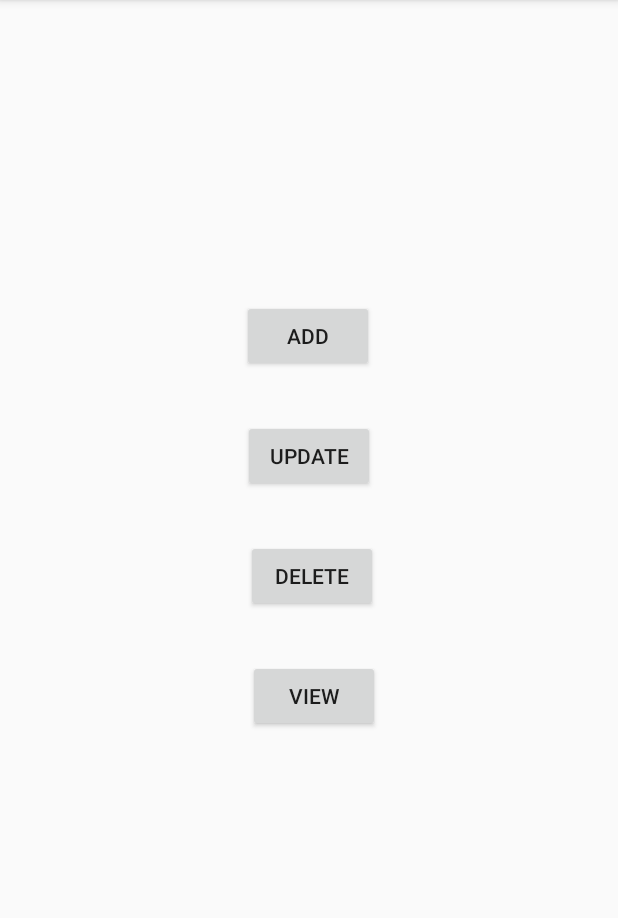
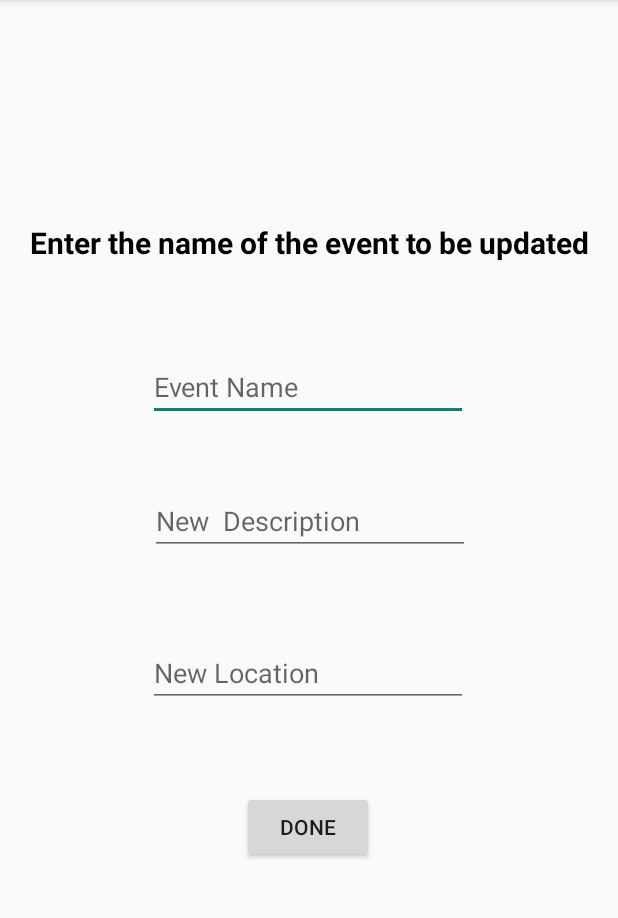
Before and after one commit to amishas1125/remindMe, an Android app: the Events_page screen opened directly, with no data from a screen before it, after a tap on "UPDATE", on a phone screen of 412 x 824 dp, the part 84-1002 px from its top. Run offline under Robolectric (Android 15) with nearby library versions, the phone set to English and light mode, and no system bars; our stand-ins replace Firebase (no records; nobody signed in at launch, a user with empty details on screens opened directly).

Commit message:
Updatedone

```diff
--- a/app/build.gradle
+++ b/app/build.gradle
@@ -47,7 +47,8 @@ dependencies {
     implementation 'com.google.firebase:firebase-firestore-ktx:24.4.4'
     implementation platform('com.google.firebase:firebase-bom:31.2.3') //a
     implementation 'com.google.firebase:firebase-auth-ktx' //a
-    implementation 'com.google.android.gms:play-services-auth:20.4.1' //a
+    implementation 'com.google.android.gms:play-services-auth:20.4.1'
+    implementation 'androidx.cardview:cardview:1.0.0'//a
     testImplementation 'junit:junit:4.13.2'
     androidTestImplementation 'androidx.test.ext:junit:1.1.3'
     androidTestImplementation 'androidx.test.espresso:espresso-core:3.4.0'
--- a/app/src/main/java/com/example/remindme/Events_page.kt
+++ b/app/src/main/java/com/example/remindme/Events_page.kt
@@ -1,11 +1,8 @@
 package com.example.remindme
 
-import android.content.ContentUris
 import android.content.Intent
-import android.net.Uri
 import androidx.appcompat.app.AppCompatActivity
 import android.os.Bundle
-import android.provider.CalendarContract
 import android.widget.Button
 import kotlinx.android.synthetic.main.activity_events_page.*
 
@@ -20,9 +17,9 @@ class Events_page : AppCompatActivity() {
             startActivity(Intent)
         }
 
-        button2.setOnClickListener{
-
-
+        updatebtn.setOnClickListener{
+            val Intent = Intent(this, update::class.java)
+            startActivity(Intent)
 //            val eventID: Long = 208
 //            val uri: Uri = ContentUris.withAppendedId(CalendarContract.Events.CONTENT_URI, eventID)
 //            val intent = Intent(Intent.ACTION_EDIT)
--- a/app/src/main/java/com/example/remindme/register.kt
+++ b/app/src/main/java/com/example/remindme/register.kt
@@ -6,6 +6,7 @@ import android.os.Bundle
 import android.widget.Toast
 import com.google.firebase.auth.FirebaseAuth
 import com.google.firebase.firestore.FirebaseFirestore
+import kotlinx.android.synthetic.main.activity_add_events.*
 import kotlinx.android.synthetic.main.activity_register.*
 
 class register : AppCompatActivity() {
@@ -24,6 +25,8 @@ class register : AppCompatActivity() {
                 var password = PasswordRegister.text.toString()
                 var phone = Phone.text.toString()
                 var name = Name.text.toString()
+
+
 
                 val user = hashMapOf(
                     "Name" to name,
--- /dev/null
+++ b/app/src/main/java/com/example/remindme/update.kt
@@ -0,0 +1,66 @@
+package com.example.remindme
+
+import android.content.ContentUris
+import android.content.Intent
+import android.net.Uri
+import androidx.appcompat.app.AppCompatActivity
+import android.os.Bundle
+import android.provider.CalendarContract
+import android.widget.Toast
+import com.google.android.gms.common.util.CollectionUtils.mapOf
+import com.google.firebase.auth.FirebaseAuth
+import com.google.firebase.auth.ktx.auth
+import com.google.firebase.firestore.FirebaseFirestore
+import com.google.firebase.ktx.Firebase
+import kotlinx.android.synthetic.main.activity_update.*
+import java.util.*
+
+class update : AppCompatActivity() {
+
+    private lateinit var auth: FirebaseAuth
+    private lateinit var db: FirebaseFirestore
+    override fun onCreate(savedInstanceState: Bundle?) {
+        super.onCreate(savedInstanceState)
+        setContentView(R.layout.activity_update)
+
+        done.setOnClickListener {
+            var uname = updatename.text.toString()
+            var udesc = updatedesc.text.toString()
+            var uloc = updateloc.text.toString()
+
+            if(uname == "" || udesc =="" || uloc =="") {
+                Toast.makeText(this, "Enter all the fields", Toast.LENGTH_LONG).show()
+            }
+
+            else {
+                auth = FirebaseAuth.getInstance()
+                db = FirebaseFirestore.getInstance()
+
+                var user = Firebase.auth.currentUser?.email
+//
+                val new = mapOf(
+//                "Event ID" to id,
+                    "Description",udesc,
+
+                   "Location",uloc,
+                    "EventName",uname
+                )
+
+                db.collection("EVENTS").document(uname).update(new as Map<String, Any>).addOnSuccessListener {
+                    Toast.makeText(this,"Successfully updated",Toast.LENGTH_SHORT).show()
+                }
+                    .addOnFailureListener{
+                        Toast.makeText(this,"Unsuccessful",Toast.LENGTH_SHORT).show()
+                    }
+
+
+//                val eventID = CalendarContract.Events.CALENDAR_ID
+//                val uri: Uri = ContentUris.withAppendedId(CalendarContract.Events.CONTENT_URI, eventID)
+//            val intent = Intent(Intent.ACTION_EDIT)
+//                .setData(uri)
+//                .putExtra(CalendarContract.Events.TITLE, "My New Title")
+//            startActivity(intent)
+            }
+        }
+    }
+}
--- a/app/src/main/res/layout/activity_events_page.xml
+++ b/app/src/main/res/layout/activity_events_page.xml
@@ -18,7 +18,7 @@
         app:layout_constraintTop_toTopOf="parent" />
 
     <Button
-        android:id="@+id/button2"
+        android:id="@+id/updatebtn"
         android:layout_width="wrap_content"
         android:layout_height="wrap_content"
         android:layout_marginTop="32dp"
@@ -36,7 +36,7 @@
         app:layout_constraintEnd_toEndOf="parent"
         app:layout_constraintHorizontal_bias="0.507"
         app:layout_constraintStart_toStartOf="parent"
-        app:layout_constraintTop_toBottomOf="@+id/button2" />
+        app:layout_constraintTop_toBottomOf="@+id/updatebtn" />
 
     <Button
         android:id="@+id/button4"
--- /dev/null
+++ b/app/src/main/res/layout/activity_update.xml
@@ -0,0 +1,76 @@
+<?xml version="1.0" encoding="utf-8"?>
+<androidx.constraintlayout.widget.ConstraintLayout xmlns:android="http://schemas.android.com/apk/res/android"
+    xmlns:app="http://schemas.android.com/apk/res-auto"
+    xmlns:tools="http://schemas.android.com/tools"
+    android:layout_width="match_parent"
+    android:layout_height="match_parent"
+    tools:context=".update">
+
+    <EditText
+        android:id="@+id/updatename"
+        android:layout_width="wrap_content"
+        android:layout_height="wrap_content"
+        android:layout_marginTop="60dp"
+        android:ems="10"
+        android:hint="Event Name"
+        android:inputType="textPersonName"
+        app:layout_constraintEnd_toEndOf="parent"
+        app:layout_constraintHorizontal_bias="0.497"
+        app:layout_constraintStart_toStartOf="parent"
+        app:layout_constraintTop_toBottomOf="@+id/textView3" />
+
+    <TextView
+        android:id="@+id/textView3"
+        android:layout_width="wrap_content"
+        android:layout_height="wrap_content"
+        android:layout_marginStart="32dp"
+        android:layout_marginTop="148dp"
+        android:layout_marginEnd="32dp"
+        android:gravity="center_horizontal"
+        android:text="Enter the name of the event to be updated"
+        android:textAlignment="center"
+        android:textColor="@color/black"
+        android:textSize="20dp"
+        android:textStyle="bold"
+        app:layout_constraintEnd_toEndOf="parent"
+        app:layout_constraintHorizontal_bias="0.52"
+        app:layout_constraintStart_toStartOf="parent"
+        app:layout_constraintTop_toTopOf="parent" />
+
+    <EditText
+        android:id="@+id/updatedesc"
+        android:layout_width="wrap_content"
+        android:layout_height="wrap_content"
+        android:layout_marginTop="44dp"
+        android:ems="10"
+        android:hint="New  Description"
+        android:inputType="textPersonName"
+        app:layout_constraintEnd_toEndOf="parent"
+        app:layout_constraintHorizontal_bias="0.502"
+        app:layout_constraintStart_toStartOf="parent"
+        app:layout_constraintTop_toBottomOf="@+id/updatename" />
+
+    <EditText
+        android:id="@+id/updateloc"
+        android:layout_width="wrap_content"
+        android:layout_height="wrap_content"
+        android:layout_marginTop="56dp"
+        android:ems="10"
+        android:hint="New Location"
+        android:inputType="textPersonName"
+        app:layout_constraintEnd_toEndOf="parent"
+        app:layout_constraintHorizontal_bias="0.497"
+        app:layout_constraintStart_toStartOf="parent"
+        app:layout_constraintTop_toBottomOf="@+id/updatedesc" />
+
+    <Button
+        android:id="@+id/done"
+        android:layout_width="wrap_content"
+        android:layout_height="wrap_content"
+        android:layout_marginTop="56dp"
+        android:text="Done"
+        app:layout_constraintEnd_toEndOf="parent"
+        app:layout_constraintHorizontal_bias="0.498"
+        app:layout_constraintStart_toStartOf="parent"
+        app:layout_constraintTop_toBottomOf="@+id/updateloc" />
+</androidx.constraintlayout.widget.ConstraintLayout>
```
Also changed, not shown: app/src/main/AndroidManifest.xml (+12 -0 lines), app/src/main/java/com/example/remindme/ADD_EVENTS.kt (+57 -10 lines), app/src/main/res/layout/activity_add_events.xml (+6 -3 lines).
